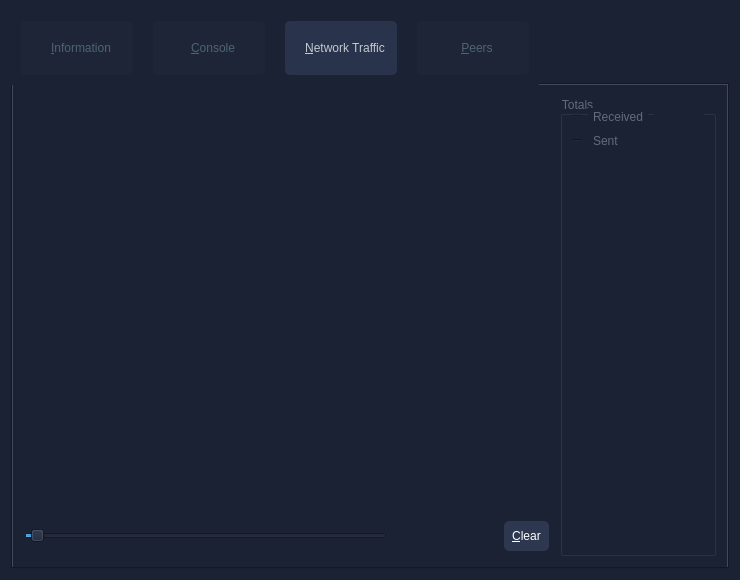
This is src/qt/forms/debugwindow.ui in ChekaZ/TrezarCoin as Qt 5 draws it before an edit. The edited form follows.
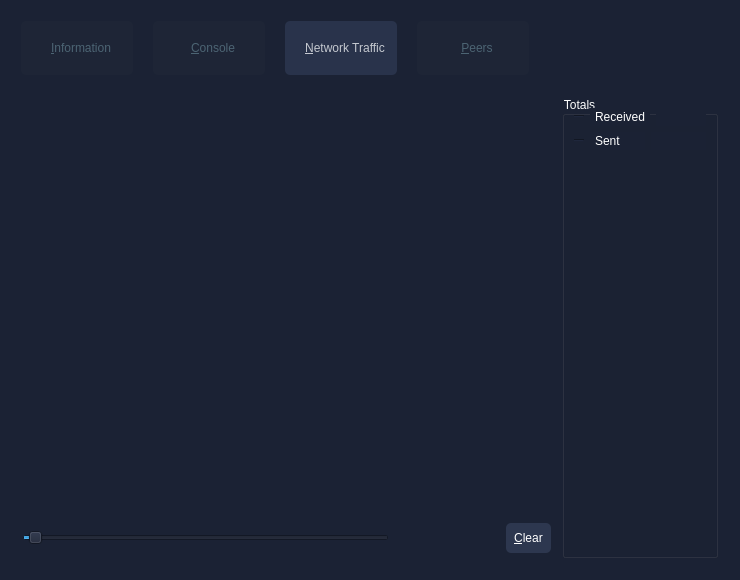
This is the edited form. The open tabs and pages were chosen to show the change. Icons and pictures are not drawn. Custom widgets are drawn as their Qt base class.

Diff of the .ui file:
```diff
--- a/src/qt/forms/debugwindow.ui
+++ b/src/qt/forms/debugwindow.ui
@@ -15,7 +15,7 @@
   </property>
   <property name="styleSheet">
    <string notr="true">background-color:#1b2234;
-color:#616b7b;
+color:#fff;
 padding:2px;</string>
   </property>
   <layout class="QVBoxLayout" name="verticalLayout_2">
@@ -38,6 +38,9 @@
     border-radius: 5px;
     padding-left: 10px;
     margin: 10px;
+}
+QTabWidget::pane {
+position: absolute;
 }</string>
      </property>
      <property name="currentIndex">
@@ -734,9 +737,9 @@
                    <colorrole role="WindowText">
                     <brush brushstyle="SolidPattern">
                      <color alpha="255">
-                      <red>97</red>
-                      <green>107</green>
-                      <blue>123</blue>
+                      <red>255</red>
+                      <green>255</green>
+                      <blue>255</blue>
                      </color>
                     </brush>
                    </colorrole>
@@ -761,18 +764,18 @@
                    <colorrole role="Text">
                     <brush brushstyle="SolidPattern">
                      <color alpha="255">
-                      <red>97</red>
-                      <green>107</green>
-                      <blue>123</blue>
+                      <red>255</red>
+                      <green>255</green>
+                      <blue>255</blue>
                      </color>
                     </brush>
                    </colorrole>
                    <colorrole role="ButtonText">
                     <brush brushstyle="SolidPattern">
                      <color alpha="255">
-                      <red>97</red>
-                      <green>107</green>
-                      <blue>123</blue>
+                      <red>255</red>
+                      <green>255</green>
+                      <blue>255</blue>
                      </color>
                     </brush>
                    </colorrole>
@@ -797,9 +800,9 @@
                    <colorrole role="WindowText">
                     <brush brushstyle="NoBrush">
                      <color alpha="128">
-                      <red>97</red>
-                      <green>107</green>
-                      <blue>123</blue>
+                      <red>255</red>
+                      <green>255</green>
+                      <blue>255</blue>
                      </color>
                     </brush>
                    </colorrole>
@@ -808,9 +811,9 @@
                    <colorrole role="WindowText">
                     <brush brushstyle="SolidPattern">
                      <color alpha="255">
-                      <red>97</red>
-                      <green>107</green>
-                      <blue>123</blue>
+                      <red>255</red>
+                      <green>255</green>
+                      <blue>255</blue>
                      </color>
                     </brush>
                    </colorrole>
@@ -835,18 +838,18 @@
                    <colorrole role="Text">
                     <brush brushstyle="SolidPattern">
                      <color alpha="255">
-                      <red>97</red>
-                      <green>107</green>
-                      <blue>123</blue>
+                      <red>255</red>
+                      <green>255</green>
+                      <blue>255</blue>
                      </color>
                     </brush>
                    </colorrole>
                    <colorrole role="ButtonText">
                     <brush brushstyle="SolidPattern">
                      <color alpha="255">
-                      <red>97</red>
-                      <green>107</green>
-                      <blue>123</blue>
+                      <red>255</red>
+                      <green>255</green>
+                      <blue>255</blue>
                      </color>
                     </brush>
                    </colorrole>
@@ -871,9 +874,9 @@
                    <colorrole role="WindowText">
                     <brush brushstyle="NoBrush">
                      <color alpha="128">
-                      <red>97</red>
-                      <green>107</green>
-                      <blue>123</blue>
+                      <red>255</red>
+                      <green>255</green>
+                      <blue>255</blue>
                      </color>
                     </brush>
                    </colorrole>
@@ -882,9 +885,9 @@
                    <colorrole role="WindowText">
                     <brush brushstyle="SolidPattern">
                      <color alpha="255">
-                      <red>97</red>
-                      <green>107</green>
-                      <blue>123</blue>
+                      <red>255</red>
+                      <green>255</green>
+                      <blue>255</blue>
                      </color>
                     </brush>
                    </colorrole>
@@ -909,18 +912,18 @@
                    <colorrole role="Text">
                     <brush brushstyle="SolidPattern">
                      <color alpha="255">
-                      <red>97</red>
-                      <green>107</green>
-                      <blue>123</blue>
+                      <red>255</red>
+                      <green>255</green>
+                      <blue>255</blue>
                      </color>
                     </brush>
                    </colorrole>
                    <colorrole role="ButtonText">
                     <brush brushstyle="SolidPattern">
                      <color alpha="255">
-                      <red>97</red>
-                      <green>107</green>
-                      <blue>123</blue>
+                      <red>255</red>
+                      <green>255</green>
+                      <blue>255</blue>
                      </color>
                     </brush>
                    </colorrole>
@@ -945,9 +948,9 @@
                    <colorrole role="WindowText">
                     <brush brushstyle="NoBrush">
                      <color alpha="128">
-                      <red>97</red>
-                      <green>107</green>
-                      <blue>123</blue>
+                      <red>255</red>
+                      <green>255</green>
+                      <blue>255</blue>
                      </color>
                     </brush>
                    </colorrole>
@@ -1003,9 +1006,9 @@
                    <colorrole role="WindowText">
                     <brush brushstyle="SolidPattern">
                      <color alpha="255">
-                      <red>97</red>
-                      <green>107</green>
-                      <blue>123</blue>
+                      <red>255</red>
+                      <green>255</green>
+                      <blue>255</blue>
                      </color>
                     </brush>
                    </colorrole>
@@ -1030,18 +1033,18 @@
                    <colorrole role="Text">
                     <brush brushstyle="SolidPattern">
                      <color alpha="255">
-                      <red>97</red>
-                      <green>107</green>
-                      <blue>123</blue>
+                      <red>255</red>
+                      <green>255</green>
+                      <blue>255</blue>
                      </color>
                     </brush>
                    </colorrole>
                    <colorrole role="ButtonText">
                     <brush brushstyle="SolidPattern">
                      <color alpha="255">
-                      <red>97</red>
-                      <green>107</green>
-                      <blue>123</blue>
+                      <red>255</red>
+                      <green>255</green>
+                      <blue>255</blue>
                      </color>
                     </brush>
                    </colorrole>
@@ -1066,9 +1069,9 @@
                    <colorrole role="WindowText">
                     <brush brushstyle="NoBrush">
                      <color alpha="128">
-                      <red>97</red>
-                      <green>107</green>
-                      <blue>123</blue>
+                      <red>255</red>
+                      <green>255</green>
+                      <blue>255</blue>
                      </color>
                     </brush>
                    </colorrole>
@@ -1077,9 +1080,9 @@
                    <colorrole role="WindowText">
                     <brush brushstyle="SolidPattern">
                      <color alpha="255">
-                      <red>97</red>
-                      <green>107</green>
-                      <blue>123</blue>
+                      <red>255</red>
+                      <green>255</green>
+                      <blue>255</blue>
                      </color>
                     </brush>
                    </colorrole>
@@ -1104,18 +1107,18 @@
                    <colorrole role="Text">
                     <brush brushstyle="SolidPattern">
                      <color alpha="255">
-                      <red>97</red>
-                      <green>107</green>
-                      <blue>123</blue>
+                      <red>255</red>
+                      <green>255</green>
+                      <blue>255</blue>
                      </color>
                     </brush>
                    </colorrole>
                    <colorrole role="ButtonText">
                     <brush brushstyle="SolidPattern">
                      <color alpha="255">
-                      <red>97</red>
-                      <green>107</green>
-                      <blue>123</blue>
+                      <red>255</red>
+                      <green>255</green>
+                      <blue>255</blue>
                      </color>
                     </brush>
                    </colorrole>
@@ -1140,9 +1143,9 @@
                    <colorrole role="WindowText">
                     <brush brushstyle="NoBrush">
                      <color alpha="128">
-                      <red>97</red>
-                      <green>107</green>
-                      <blue>123</blue>
+                      <red>255</red>
+                      <green>255</green>
+                      <blue>255</blue>
                      </color>
                     </brush>
                    </colorrole>
@@ -1151,9 +1154,9 @@
                    <colorrole role="WindowText">
                     <brush brushstyle="SolidPattern">
                      <color alpha="255">
-                      <red>97</red>
-                      <green>107</green>
-                      <blue>123</blue>
+                      <red>255</red>
+                      <green>255</green>
+                      <blue>255</blue>
                      </color>
                     </brush>
                    </colorrole>
@@ -1178,18 +1181,18 @@
                    <colorrole role="Text">
                     <brush brushstyle="SolidPattern">
                      <color alpha="255">
-                      <red>97</red>
-                      <green>107</green>
-                      <blue>123</blue>
+                      <red>255</red>
+                      <green>255</green>
+                      <blue>255</blue>
                      </color>
                     </brush>
                    </colorrole>
                    <colorrole role="ButtonText">
                     <brush brushstyle="SolidPattern">
                      <color alpha="255">
-                      <red>97</red>
-                      <green>107</green>
-                      <blue>123</blue>
+                      <red>255</red>
+                      <green>255</green>
+                      <blue>255</blue>
                      </color>
                     </brush>
                    </colorrole>
@@ -1214,9 +1217,9 @@
                    <colorrole role="WindowText">
                     <brush brushstyle="NoBrush">
                      <color alpha="128">
-                      <red>97</red>
-                      <green>107</green>
-                      <blue>123</blue>
+                      <red>255</red>
+                      <green>255</green>
+                      <blue>255</blue>
                      </color>
                     </brush>
                    </colorrole>
```
Left out of the diff: 2 changed lines with no effect on the pictures.
